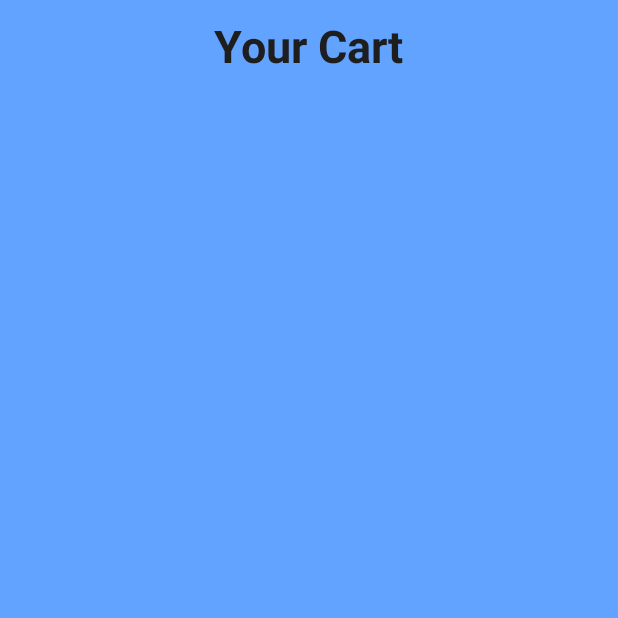
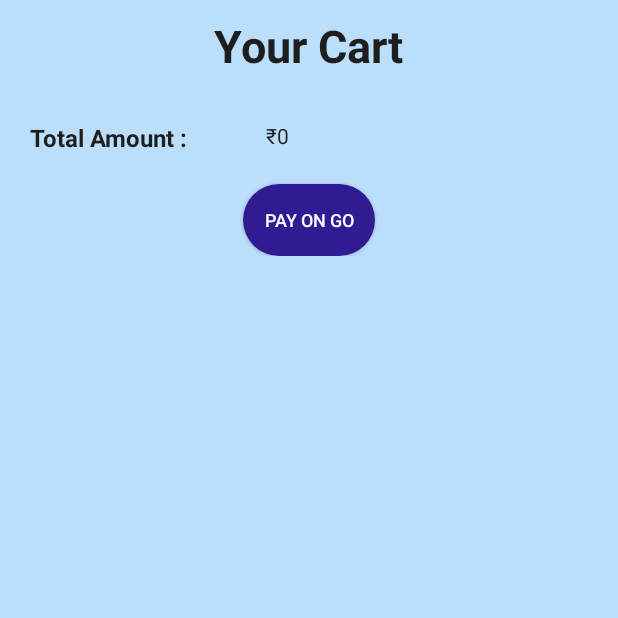
Before and after one commit to Phantom586/RadiateLabs, an Android app: the CartActivity screen opened directly, with no data from a screen before it, on a phone screen of 412 x 824 dp, the top half of it. Run offline under Robolectric (Android 15) with nearby library versions, the phone set to English and light mode, and no system bars; our stand-ins replace Picasso; pictures from the network do not load.

Commit message:
Changes made to basket and some minor changes

```diff
--- a/NoQ_1/app/src/main/java/com/example/noq_1/CartActivity.java
+++ b/NoQ_1/app/src/main/java/com/example/noq_1/CartActivity.java
@@ -21,8 +21,9 @@ public class CartActivity extends AppCompatActivity {
 
     List<Product> ProductList;
     ImageView im;
-    TextView tv1, tv2, tv3;
+    TextView tv4;
     DBHelper dbHelper;
+    public int total_amt = 0;
 
     @Override
     protected void onCreate(Bundle savedInstanceState) {
@@ -31,6 +32,8 @@ public class CartActivity extends AppCompatActivity {
 
         ProductList = new ArrayList<>();
         dbHelper = new DBHelper(this);
+
+        tv4 = findViewById(R.id.c_tv4);
 
         recyclerView = findViewById(R.id.recyclerView);
         recyclerView.setHasFixedSize(true);
@@ -41,6 +44,7 @@ public class CartActivity extends AppCompatActivity {
             Toast.makeText(this, "No Products Added Yet..", Toast.LENGTH_SHORT).show();
         } else {
             while(res.moveToNext()){
+                total_amt += Integer.parseInt(res.getString(4));
                 ProductList.add(
                   new Product(
                           res.getString(1),
@@ -54,6 +58,9 @@ public class CartActivity extends AppCompatActivity {
             }
         }
 
+        final String amt = "₹"+total_amt;
+        tv4.setText(amt);
+
         final String TAG = "CartActivity";
         Log.d(TAG, "Product List : "+ProductList);
         adapter = new ProductAdapter(this, ProductList);
@@ -64,4 +71,10 @@ public class CartActivity extends AppCompatActivity {
 //        tv2 = findViewById(R.id.c_tv2);
 //        tv3 = findViewById(R.id.c_tv3);
     }
+
+    @Override
+    protected void onStop() {
+        super.onStop();
+        total_amt = 0;
+    }
 }
--- a/NoQ_1/app/src/main/java/com/example/noq_1/DBHelper.java
+++ b/NoQ_1/app/src/main/java/com/example/noq_1/DBHelper.java
@@ -43,6 +43,7 @@ public class DBHelper extends SQLiteOpenHelper {
     public boolean insertData(String data, String sid, int p_qty){
         SQLiteDatabase db = this.getWritableDatabase();
         ContentValues contentValues = new ContentValues();
+        int tot_amt = 0;
         contentValues.put(col_0, sid);
 
         try{
@@ -52,6 +53,7 @@ public class DBHelper extends SQLiteOpenHelper {
             contentValues.put(col_1, jobj.getString("Barcode"));
             contentValues.put(col_2, String.valueOf(p_qty));
             contentValues.put(col_3, jobj.getString("Product_Name"));
+            tot_amt = p_qty*Integer.parseInt(jobj.getString("MRP"));
             contentValues.put(col_4, jobj.getString("MRP"));
             contentValues.put(col_5, jobj.getString("Retailers_Price"));
             contentValues.put(col_6, jobj.getString("Our_Price"));
--- a/NoQ_1/app/src/main/java/com/example/noq_1/ProductAdapter.java
+++ b/NoQ_1/app/src/main/java/com/example/noq_1/ProductAdapter.java
@@ -62,6 +62,9 @@ public class ProductAdapter extends RecyclerView.Adapter<ProductAdapter.ProductV
 //        Log.d(TAG, "MRP : "+product.getMrp());
         holder.tv3.setText(product.getCurrent_qty());
 //        Log.d(TAG, "Current Quantity : "+product.getCurrent_qty());
+        final int tot = Integer.parseInt(product.getCurrent_qty())*Integer.parseInt(product.getMrp());
+        final String tot1 = "₹" + tot;
+        holder.tv5.setText(tot1);
 
     }
 
@@ -73,7 +76,7 @@ public class ProductAdapter extends RecyclerView.Adapter<ProductAdapter.ProductV
     class ProductViewHolder extends RecyclerView.ViewHolder{
 
         ImageView im;
-        TextView tv1, tv2, tv3;
+        TextView tv1, tv2, tv3, tv5;
 
         public ProductViewHolder(@NonNull View itemView) {
             super(itemView);
@@ -82,6 +85,7 @@ public class ProductAdapter extends RecyclerView.Adapter<ProductAdapter.ProductV
             tv1 = itemView.findViewById(R.id.c_tv1);
             tv2 = itemView.findViewById(R.id.c_tv2);
             tv3 = itemView.findViewById(R.id.c_tv3);
+            tv5 = itemView.findViewById(R.id.c_tv5);
 
         }
     }
--- a/NoQ_1/app/src/main/res/layout/activity_cart.xml
+++ b/NoQ_1/app/src/main/res/layout/activity_cart.xml
@@ -4,7 +4,7 @@
     xmlns:tools="http://schemas.android.com/tools"
     android:layout_width="match_parent"
     android:layout_height="match_parent"
-    android:background="@color/primaryLightColor"
+    android:background="#BBDEFB"
     android:orientation="vertical"
     tools:context=".CartActivity">
 
@@ -26,13 +26,61 @@
 
     </LinearLayout>
 
+    <LinearLayout
+        android:layout_width="match_parent"
+        android:layout_height="wrap_content"
+        android:background="#BBDEFB"
+        android:layout_marginTop="10dp"
+        android:orientation="vertical"
+        android:padding="10dp">
+
+        <LinearLayout
+            android:layout_width="match_parent"
+            android:layout_height="wrap_content"
+            android:orientation="horizontal"
+            android:padding="10dp">
+
+            <TextView
+                android:layout_width="wrap_content"
+                android:layout_height="wrap_content"
+                android:text="@string/total"
+                android:textColor="@color/primaryTextColor"
+                android:textStyle="bold"
+                android:textSize="16sp"
+                />
+
+            <TextView
+                android:id="@+id/c_tv4"
+                android:layout_width="wrap_content"
+                android:layout_height="wrap_content"
+                android:layout_gravity="center_horizontal"
+                android:gravity="center"
+                android:layout_marginStart="20dp"
+                android:textColor="@color/primaryTextColor"
+                android:ems="5"/>
+
+        </LinearLayout>
+
+        <Button
+            android:layout_width="wrap_content"
+            android:layout_height="wrap_content"
+            android:layout_marginTop="10dp"
+            android:text="@string/payment"
+
+            android:background="@drawable/btn_round"
+            android:layout_gravity="center_horizontal"
+            android:backgroundTint="#311B92"
+            android:textColor="#FFF"
+            android:textSize="12sp"/>
+
+    </LinearLayout>
+
     <androidx.recyclerview.widget.RecyclerView
         android:id="@+id/recyclerView"
         android:layout_width="match_parent"
         android:layout_height="match_parent"
         android:layout_marginTop="10dp">
 
-
     </androidx.recyclerview.widget.RecyclerView>
 
 </LinearLayout>
--- a/NoQ_1/app/src/main/res/layout/activity_main.xml
+++ b/NoQ_1/app/src/main/res/layout/activity_main.xml
@@ -52,6 +52,7 @@
                 android:layout_height="wrap_content"
                 android:ems="8"
                 android:maxLines="1"
+                android:inputType="phone"
                 android:gravity="center"
                 android:layout_gravity="center_horizontal"
                 android:textColor="@color/primaryTextColor"
--- a/NoQ_1/app/src/main/res/layout/activity_product_details.xml
+++ b/NoQ_1/app/src/main/res/layout/activity_product_details.xml
@@ -254,8 +254,8 @@
                         android:layout_height="wrap_content"
                         android:background="@drawable/btn_round"
                         android:textAllCaps="false"
-                        android:onClick="OnCancel"
-                        android:text="@string/cancel"
+                        android:onClick="Go_To_Basket"
+                        android:text="@string/go_to_basket"
                         android:textColor="#fff"
                         android:layout_margin="10dp"
                         android:backgroundTint="@color/primaryDarkColor"
--- a/NoQ_1/app/src/main/res/layout/activity_user_credentials.xml
+++ b/NoQ_1/app/src/main/res/layout/activity_user_credentials.xml
@@ -123,6 +123,7 @@
                 android:layout_height="wrap_content"
                 android:layout_marginTop="20dip"
                 android:background="@drawable/edit_round"
+                android:inputType="phone"
                 android:maxLines="1"
                 android:ems="10"
                 android:gravity="center"
--- a/NoQ_1/app/src/main/res/values/strings.xml
+++ b/NoQ_1/app/src/main/res/values/strings.xml
@@ -54,7 +54,7 @@
     <string name="menu_share">Share</string>
     <string name="menu_send">Send</string>
 
-    <string name="go_to_basket">Go To Basket</string>
+    <string name="go_to_basket">Basket</string>
     <string name="start_shop">Start Shopping</string>
 
     <string name="ref_success">Referral Number Verified Successfully</string>
@@ -90,6 +90,9 @@
 
     <!--  CartActivity Resources  -->
     <string name="heading">Your Cart</string>
+    <string name="total">Total Amount :</string>
+    <string name="payment">Pay on GO</string>
+    <string name="delete">Delete</string>
 
 
 </resources>
```
Also changed, not shown: NoQ_1/app/src/main/java/com/example/noq_1/ProductDetails.java (+12 -7 lines), NoQ_1/app/src/main/res/layout/card_item.xml (+63 -10 lines).
